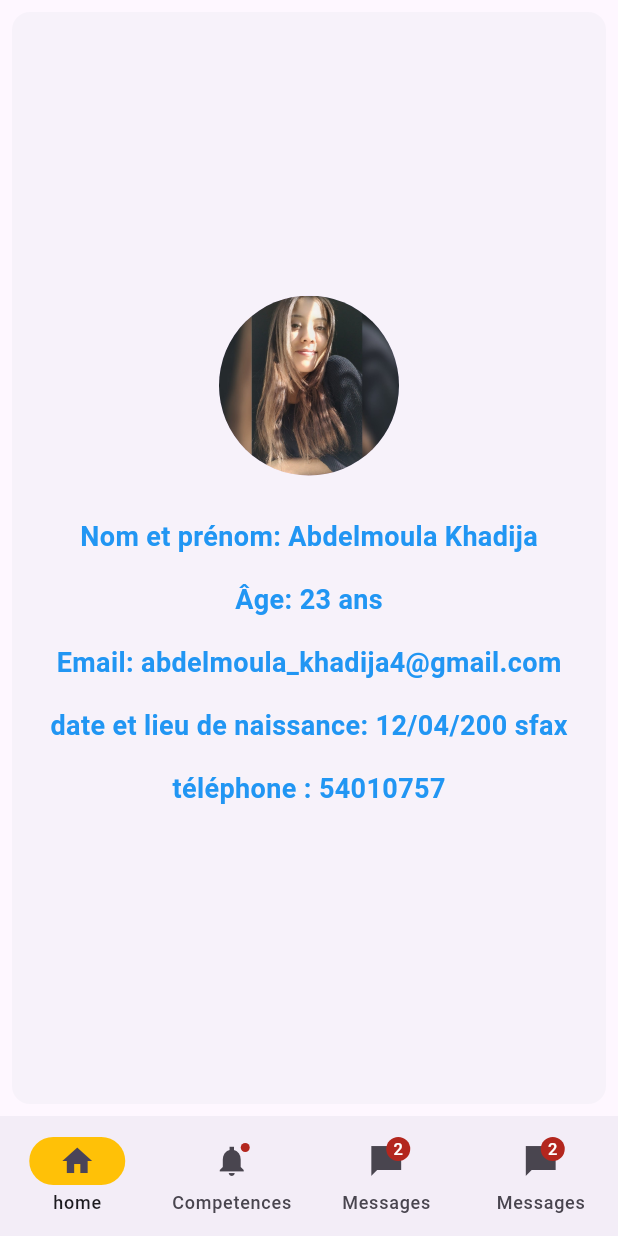
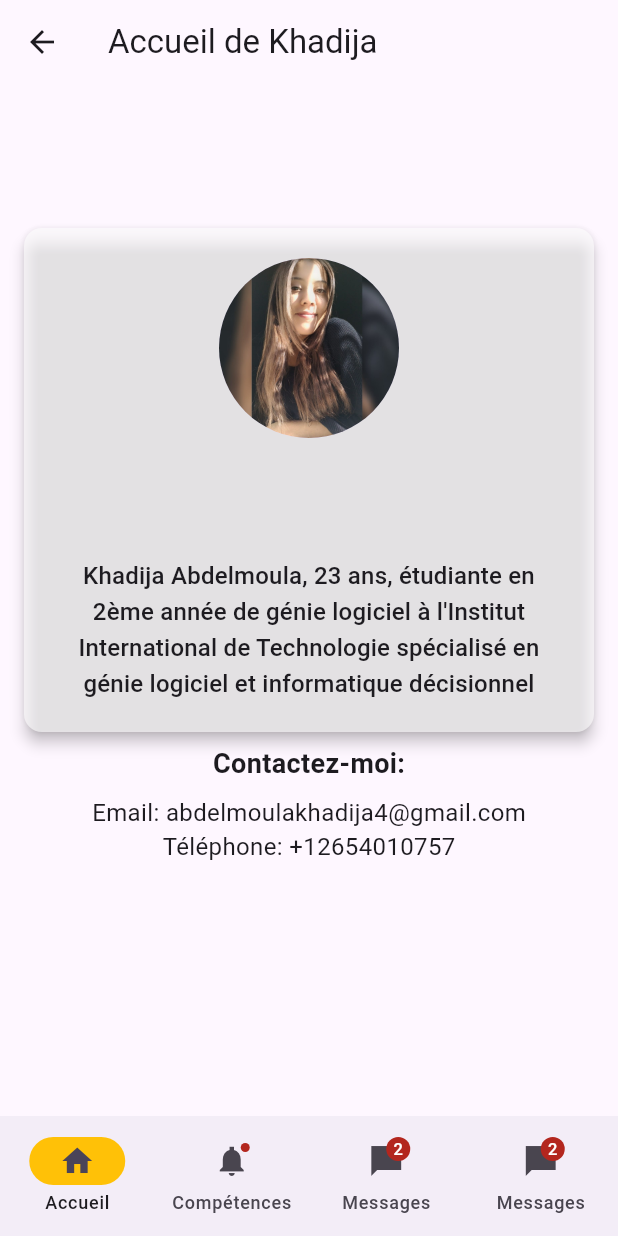
Before and after one commit to SaifMasmoudi/Projet-Flutter-Mobile, a Flutter app: the HomeKhadija screen opened by its route, on a phone screen of 412 x 824 dp. Run offline on Flutter 3.47's test engine with Material 3 defaults, Android fonts, the phone set to English and light mode, and no system bars; our stand-ins replace shared_preferences; accounts and stored records are empty.

Commit message:
version3

```diff
--- a/lib/Khadija/home.dart
+++ b/lib/Khadija/home.dart
@@ -14,6 +14,9 @@ class _HomeKhadijaState extends State<HomeKhadija> {
   Widget build(BuildContext context) {
     final ThemeData theme = Theme.of(context);
     return Scaffold(
+      appBar: AppBar(
+        title: Text('Accueil de Khadija'),
+      ),
       bottomNavigationBar: NavigationBar(
         onDestinationSelected: (int index) {
           setState(() {
@@ -26,11 +29,11 @@ class _HomeKhadijaState extends State<HomeKhadija> {
           NavigationDestination(
             selectedIcon: Icon(Icons.home),
             icon: Icon(Icons.home_outlined),
-            label: 'home',
+            label: 'Accueil',
           ),
           NavigationDestination(
             icon: Badge(child: Icon(Icons.notifications_sharp)),
-            label: 'Competences',
+            label: 'Compétences',
           ),
           NavigationDestination(
             icon: Badge(
@@ -48,13 +51,19 @@ class _HomeKhadijaState extends State<HomeKhadija> {
           ),
         ],
       ),
-      body: <Widget>[
-        /// Home page
+      body: Padding(
+        padding: const EdgeInsets.all(8.0),
+        child: Column(
+          children: [
+            SizedBox(height: 80), // Ajout d'un espace supplémentaire en haut
+            /// Page d'accueil
+            if (currentPageIndex == 0)
               Card(
-          shadowColor: Colors.transparent,
+                elevation: 4,
                 margin: const EdgeInsets.all(8.0),
-          child: SizedBox.expand(
-            child: Center(
+                color: Colors.white60,
+                child: Padding(
+                  padding: const EdgeInsets.all(20.0),
                   child: Column(
                     mainAxisAlignment: MainAxisAlignment.center,
                     children: [
@@ -62,148 +71,85 @@ class _HomeKhadijaState extends State<HomeKhadija> {
                         radius: 60,
                         backgroundImage: AssetImage('images/khadija.png'), // Remplacez par le chemin de votre image
                       ),
-                  SizedBox(height: 20),
-                  Padding(
-                    padding: const EdgeInsets.all(8.0),
-                    child: Align(
-                      alignment: Alignment.center,
-                      child: Text(
-                        'Nom et prénom: Abdelmoula Khadija',
-                        style: TextStyle(
-                          color: Colors.blue, // Couleur du texte en bleu
-                          fontSize: 18,
-                          fontWeight: FontWeight.bold,
-                        ),
-                      ),
-                    ),
-                  ),
-                  Padding(
-                    padding: const EdgeInsets.all(8.0),
-                    child: Align(
-                      alignment: Alignment.center,
-                      child: Text(
-                        'Âge: 23 ans',
-                        style: TextStyle(
-                          color: Colors.blue, // Couleur du texte en bleu
-                          fontSize: 18,
-                          fontWeight: FontWeight.bold,
-                        ),
-                      ),
-                    ),
-                  ),
-                  Padding(
-                    padding: const EdgeInsets.all(8.0),
-                    child: Align(
-                      alignment: Alignment.center,
-                      child: Text(
-                        'Email: abdelmoula_khadija4@gmail.com',
-                        style: TextStyle(
-                          color: Colors.blue, // Couleur du texte en bleu
-                          fontSize: 18,
-                          fontWeight: FontWeight.bold,
-                        ),
-                      ),
-                    ),
-                  ),
-                  Padding(
-                    padding: const EdgeInsets.all(8.0),
-                    child: Align(
-                      alignment: Alignment.center,
-                      child: Text(
-                        'date et lieu de naissance: 12/04/200 sfax',
-                        style: TextStyle(
-                          color: Colors.blue, // Couleur du texte en bleu
-                          fontSize: 18,
-                          fontWeight: FontWeight.bold,
-                        ),
-                      ),
-                    ),
-                  ),
-                  Padding(
-                    padding: const EdgeInsets.all(8.0),
-                    child: Align(
-                      alignment: Alignment.center,
-                      child: Text(
-                        'téléphone : 54010757',
-                        style: TextStyle(
-                          color: Colors.blue, // Couleur du texte en bleu
-                          fontSize: 18,
-                          fontWeight: FontWeight.bold,
-                        ),
-                      ),
-                    ),
+                      SizedBox(height: 80),
+                      Text(
+                        'Khadija Abdelmoula, 23 ans, étudiante en 2ème année de génie logiciel à l\'Institut International de Technologie spécialisé en génie logiciel et informatique décisionnel',
+                        style: theme.textTheme.subtitle1,
+                        textAlign: TextAlign.center,
                       ),
                     ],
                   ),
                 ),
               ),
-        ),
 
-        /// Notifications page
-        const Padding(
-          padding: EdgeInsets.all(8.0),
-          child: Column(
+            /// Page de notifications
+            if (currentPageIndex == 1)
+              Column(
                 children: <Widget>[
                   Card(
+                    elevation: 4,
                     child: ListTile(
                       leading: Icon(Icons.notifications_sharp),
                       title: Text('Notification 1'),
-                  subtitle: Text('This is a notification'),
+                      subtitle: Text('Ceci est une notification'),
                     ),
                   ),
                   Card(
+                    elevation: 4,
                     child: ListTile(
                       leading: Icon(Icons.notifications_sharp),
                       title: Text('Notification 2'),
-                  subtitle: Text('This is a notification'),
+                      subtitle: Text('Ceci est une notification'),
                     ),
                   ),
                 ],
               ),
-        ),
 
-        /// Messages page
+            /// Page de messages
+            if (currentPageIndex == 2)
               ListView.builder(
                 reverse: true,
                 itemCount: 2,
                 itemBuilder: (BuildContext context, int index) {
-            if (index == 0) {
-              return Align(
-                alignment: Alignment.centerRight,
-                child: Container(
+                  return Card(
+                    elevation: 4,
                     margin: const EdgeInsets.all(8.0),
-                  padding: const EdgeInsets.all(8.0),
-                  decoration: BoxDecoration(
-                    color: theme.colorScheme.primary,
+                    child: ListTile(
+                      title: Text(
+                        index == 0 ? 'Bonjour' : 'Salut!',
+                        style: theme.textTheme.subtitle1,
+                      ),
+                      tileColor: index == 0 ? theme.colorScheme.primary : Colors.white,
+                      shape: RoundedRectangleBorder(
                         borderRadius: BorderRadius.circular(8.0),
-                  ),
-                  child: Text(
-                    'Hello',
-                    style: theme.textTheme.bodyLarge!
-                        .copyWith(color: theme.colorScheme.onPrimary),
-                  ),
-                ),
-              );
-            }
-            return Align(
-              alignment: Alignment.centerLeft,
-              child: Container(
-                margin: const EdgeInsets.all(8.0),
-                padding: const EdgeInsets.all(8.0),
-                decoration: BoxDecoration(
-                  color: theme.colorScheme.primary,
-                  borderRadius: BorderRadius.circular(8.0),
-                ),
-                child: Text(
-                  'Hi!',
-                  style: theme.textTheme.bodyLarge!
-                      .copyWith(color: theme.colorScheme.onPrimary),
                       ),
                     ),
                   );
                 },
               ),
-      ][currentPageIndex],
+
+            /// Contact information
+            Column(
+              crossAxisAlignment: CrossAxisAlignment.center,
+              children: [
+                Text(
+                  'Contactez-moi:',
+                  style: TextStyle(fontSize: 18, fontWeight: FontWeight.bold),
+                ),
+                SizedBox(height: 8),
+                Text(
+                  'Email: abdelmoulakhadija4@gmail.com',
+                  style: TextStyle(fontSize: 16),
+                ),
+                Text(
+                  'Téléphone: +12654010757',
+                  style: TextStyle(fontSize: 16),
+                ),
+              ],
+            ),
+          ],
+        ),
+      ),
     );
   }
 }
```
Also changed, not shown: lib/Saif/home.dart (+71 -51 lines). Lines whose indentation alone changed are shown as unchanged.
